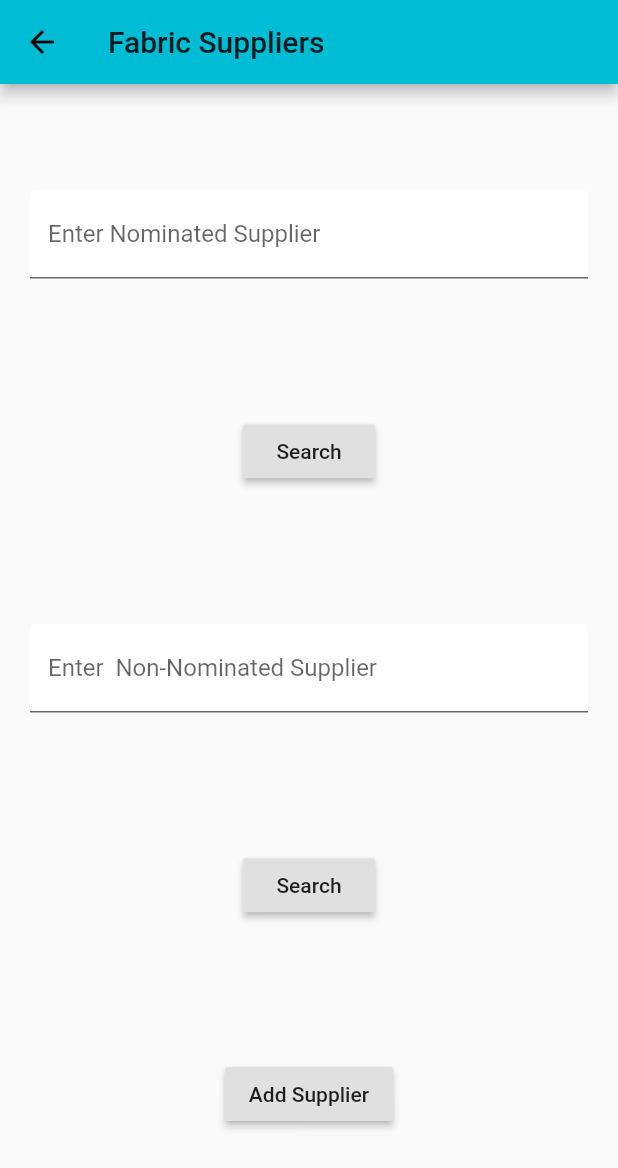
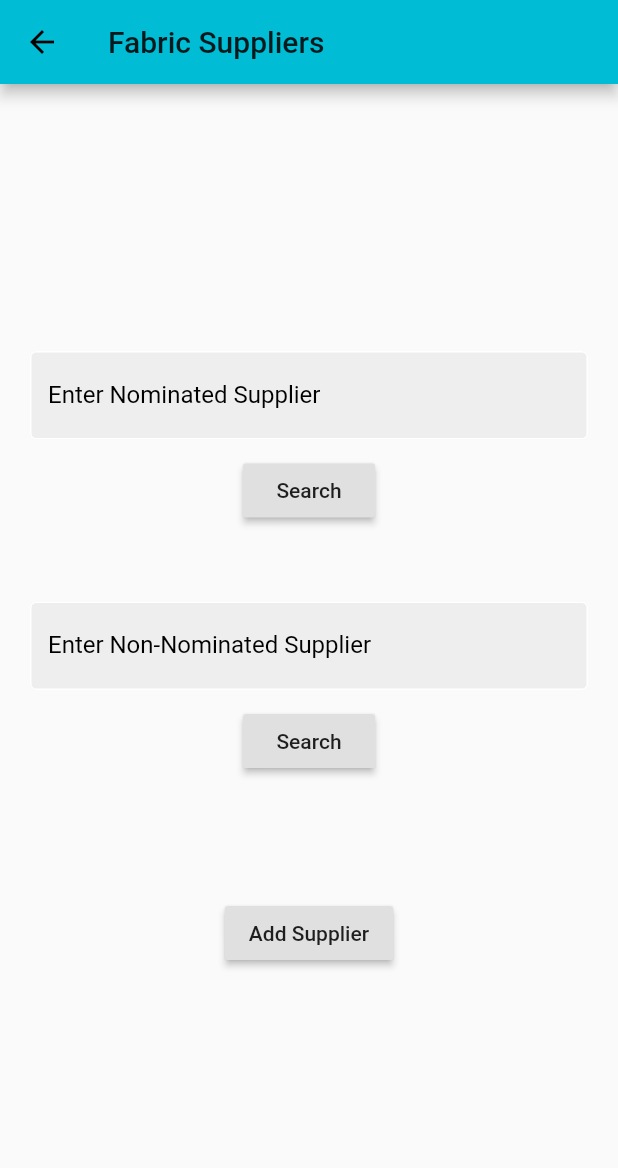
Before and after one commit to sambitraze/AARVI_TEXTILES, a Flutter app: the FabricSup screen opened by its route, on a phone screen of 412 x 824 dp. Shown: the top 1168 px of the screen. Run offline on Flutter 3.47's test engine with Material 2 defaults, Android fonts, the phone set to English and light mode, and no system bars; our stand-ins replace cloud_firestore, datetime_picker_formfield, file_picker, firebase_auth, firebase_storage, flutter_datetime_picker and 1 more; missing offline and left inert: custom_splash; accounts and stored records are empty.

Commit message:
merchandise mangement ui done

```diff
--- a/lib/Screens/MerchandisingMang/SuppliersMangement/FabricSup.dart
+++ b/lib/Screens/MerchandisingMang/SuppliersMangement/FabricSup.dart
@@ -1,5 +1,6 @@
 import 'package:cloud_firestore/cloud_firestore.dart';
 import 'package:flutter/material.dart';
+import 'package:aarvi_textiles/services/textfieldBox.dart';
 
 class FabricSup extends StatefulWidget {
   @override
@@ -10,6 +11,8 @@ class _FabricSupState extends State<FabricSup> {
   String supplierType;
 
   DropdownButton _hintDown() => DropdownButton<String>(
+        iconEnabledColor: Colors.blueAccent,
+        icon: Icon(Icons.arrow_downward),
         items: [
           DropdownMenuItem<String>(
             value: "Nominated",
@@ -32,7 +35,7 @@ class _FabricSupState extends State<FabricSup> {
           supplierType = value;
         },
         hint: Text(
-          "Please select Supplier type!",
+          "Supplier type!",
           style: TextStyle(
             color: Colors.black,
           ),
@@ -50,22 +53,15 @@ class _FabricSupState extends State<FabricSup> {
     return Scaffold(
       appBar: AppBar(title: Text('Fabric Suppliers')),
       body: Center(
-          child: Container(
+        child: SingleChildScrollView(
           child: Padding(
             padding: const EdgeInsets.fromLTRB(20, 30, 20, 30),
             child: Column(
-            crossAxisAlignment: CrossAxisAlignment.center,
-            mainAxisAlignment: MainAxisAlignment.spaceEvenly,
+              mainAxisAlignment: MainAxisAlignment.center,
               children: <Widget>[
                 TextField(
                   controller: nominatedSupplierController,
-                decoration: InputDecoration(
-                  labelText: "Enter Nominated Supplier",
-                  fillColor: Colors.white,
-                  filled: true,
-                  focusedBorder: OutlineInputBorder(
-                      borderSide: BorderSide(color: Colors.brown, width: 2)),
-                ),
+                  decoration: TextFieldDec.inputDec("Enter Nominated Supplier"),
                 ),
                 SizedBox(
                   height: 10,
@@ -90,16 +86,10 @@ class _FabricSupState extends State<FabricSup> {
                   },
                 ),
                 SizedBox(
-                height: 10,
+                  height: 50,
                 ),
                 TextField(
-                decoration: InputDecoration(
-                  labelText: "Enter  Non-Nominated Supplier",
-                  fillColor: Colors.white,
-                  filled: true,
-                  focusedBorder: OutlineInputBorder(
-                      borderSide: BorderSide(color: Colors.brown, width: 2)),
-                ),
+                  decoration:TextFieldDec.inputDec("Enter Non-Nominated Supplier"),
                 ),
                 SizedBox(
                   height: 10,
@@ -124,7 +114,7 @@ class _FabricSupState extends State<FabricSup> {
                   },
                 ),
                 SizedBox(
-                height: 10,
+                  height: 80,
                 ),
                 RaisedButton(
                   child: Text("Add Supplier"),
@@ -136,19 +126,11 @@ class _FabricSupState extends State<FabricSup> {
                           title: new Text('Add Supplier'),
                           content: new Container(
                             child: Column(
-                            crossAxisAlignment: CrossAxisAlignment.stretch,
-                            mainAxisAlignment: MainAxisAlignment.spaceEvenly,
+                              mainAxisAlignment: MainAxisAlignment.center,
                               children: <Widget>[
                                 TextField(
                                   controller: suppliernameController,
-                                decoration: InputDecoration(
-                                  labelText: "Enter Name of Supplier",
-                                  fillColor: Colors.white,
-                                  filled: true,
-                                  focusedBorder: OutlineInputBorder(
-                                      borderSide: BorderSide(
-                                          color: Colors.brown, width: 2)),
-                                ),
+                                  decoration: TextFieldDec.inputDec("Name of Supplier"),
                                   onChanged: (suppliernameController) {
                                     supplierName =
                                         suppliernameController.toString();
@@ -156,10 +138,14 @@ class _FabricSupState extends State<FabricSup> {
                                   },
                                 ),
                                 SizedBox(
-                                height: 10,
+                                  height: 50,
                                 ),
-                              _hintDown(),
-                              RaisedButton(
+                                _hintDown()
+                              ],
+                            ),
+                          ),
+                          actions: <Widget>[
+                            new FlatButton(
                               onPressed: () async {
                                     await Firestore.instance
                                         .collection('supplier')
@@ -175,10 +161,6 @@ class _FabricSupState extends State<FabricSup> {
                                   },
                                   child: Text('Add'),
                             ),
-                            ],
-                          ),
-                        ),
-                        actions: <Widget>[
                             new FlatButton(
                                 onPressed: () {
                                   Navigator.of(context).pop();
@@ -193,7 +175,8 @@ class _FabricSupState extends State<FabricSup> {
               ],
             ),
           ),
-      )),
+        ),
+      )
     );
   }
 }
```
Also changed, not shown: lib/Screens/MerchandisingMang/SuppliersMangement/LabelTagSup.dart (+18 -36 lines), lib/Screens/MerchandisingMang/SuppliersMangement/PolybagSup.dart (+22 -37 lines), lib/Screens/MerchandisingMang/SuppliersMangement/TrimSup.dart (+21 -41 lines). Lines whose indentation alone changed are shown as unchanged.
